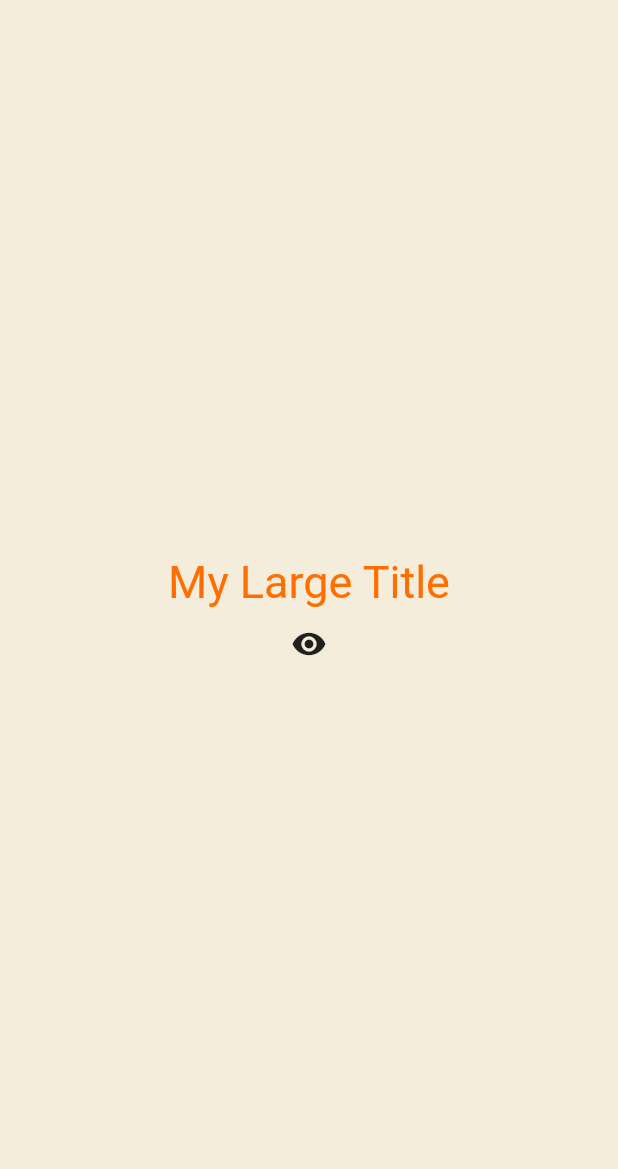
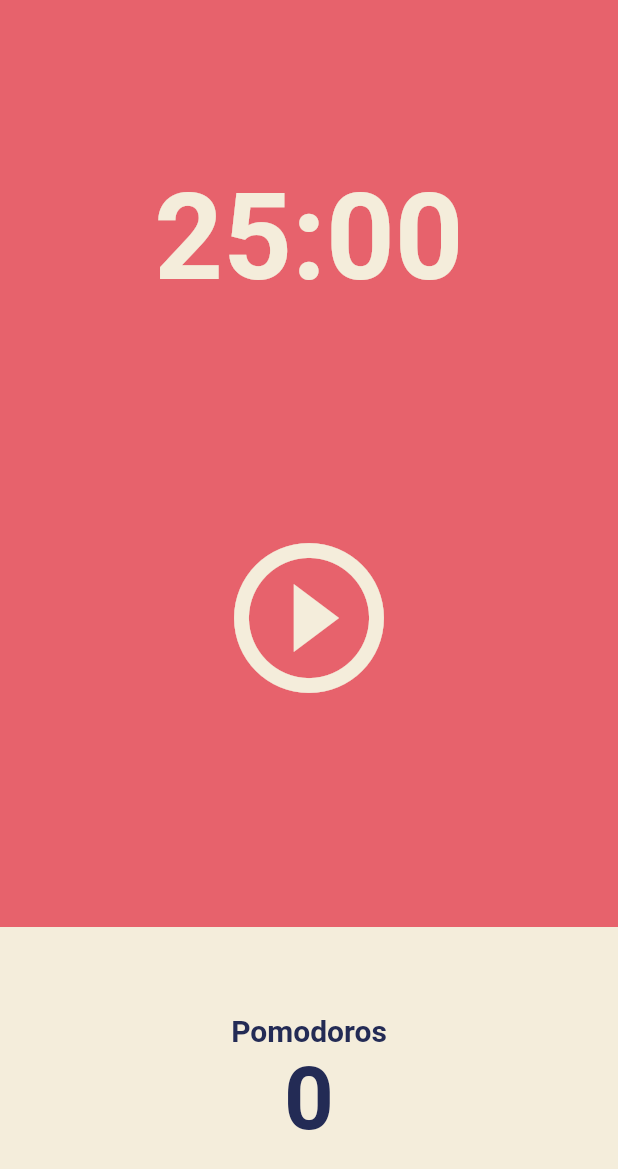
Before and after one commit to ikang9712/flutter-toonflix, a Flutter app: the screen it shows after launch, on a phone screen of 412 x 824 dp. Shown: the top 1169 px of the screen. Run offline on Flutter 3.47's test engine with Material 2 defaults, Android fonts, the phone set to English and light mode, and no system bars.

Commit message:
pomodoros homescreen UI complete.

```diff
--- a/lib/main.dart
+++ b/lib/main.dart
@@ -1,76 +1,24 @@
 import 'package:flutter/material.dart';
+import 'package:toonflix/screens/home_screen.dart';
 
 void main() {
   runApp(App());
 }
 
-class App extends StatefulWidget {
-  @override
-  State<App> createState() => _AppState();
-}
-
-class _AppState extends State<App> {
-  bool showTitle = true;
-  void toggleTitle() {
-    setState(() {
-      showTitle = !showTitle;
-    });
-  }
-
+class App extends StatelessWidget {
   @override
   Widget build(BuildContext context) {
     return MaterialApp(
-        theme: ThemeData(
-          textTheme: TextTheme(
-            titleLarge: TextStyle(
-              color: Colors.amber.shade900,
-            ),
+      theme: ThemeData(
+        backgroundColor: const Color(0xFFE7626C),
+        textTheme: const TextTheme(
+          headline1: TextStyle(
+            color: Color(0xFF232B55),
           ),
         ),
-        home: Scaffold(
-          backgroundColor: const Color(0xFFF4EDDB),
-          body: Center(
-            child:
-                Column(mainAxisAlignment: MainAxisAlignment.center, children: [
-              showTitle ? const MyLargeTitle() : const Text('nothing'),
-              IconButton(
-                  onPressed: toggleTitle,
-                  icon: const Icon(Icons.remove_red_eye_rounded))
-            ]),
-          ),
-        ));
-  }
-}
-
-class MyLargeTitle extends StatefulWidget {
-  const MyLargeTitle({
-    Key? key,
-  }) : super(key: key);
-
-  @override
-  State<MyLargeTitle> createState() => _MyLargeTitleState();
-}
-
-class _MyLargeTitleState extends State<MyLargeTitle> {
-  @override
-  void initState() {
-    //initialize some data that depend on parent's data
-    super.initState();
-  }
-
-  @override
-  void dispose() {
-    super.dispose();
-  }
-
-  @override
-  Widget build(BuildContext context) {
-    return Text(
-      'My Large Title',
-      style: TextStyle(
-        fontSize: 30,
-        color: Theme.of(context).textTheme.titleLarge?.color,
+        cardColor: const Color(0xFFF4EDDB),
       ),
+      home: const HomeScreen(),
     );
   }
 }
--- /dev/null
+++ b/lib/screens/home_screen.dart
@@ -0,0 +1,80 @@
+import 'package:flutter/material.dart';
+
+class HomeScreen extends StatefulWidget {
+  const HomeScreen({Key? key}) : super(key: key);
+
+  @override
+  _HomeScreenState createState() => _HomeScreenState();
+}
+
+class _HomeScreenState extends State<HomeScreen> {
+  @override
+  Widget build(BuildContext context) {
+    return Scaffold(
+      backgroundColor: Theme.of(context).backgroundColor,
+      body: Column(
+        children: [
+          Flexible(
+            flex: 1,
+            child: Container(
+              alignment: Alignment.bottomCenter,
+              child: Text(
+                '25:00',
+                style: TextStyle(
+                  color: Theme.of(context).cardColor,
+                  fontSize: 80,
+                  fontWeight: FontWeight.w600,
+                ),
+              ),
+            ),
+          ),
+          Flexible(
+            flex: 2,
+            child: Center(
+              child: IconButton(
+                iconSize: 120,
+                color: Theme.of(context).cardColor,
+                onPressed: () {},
+                icon: const Icon(Icons.play_circle_outline),
+              ),
+            ),
+          ),
+          Flexible(
+            flex: 1,
+            child: Row(
+              children: [
+                Expanded(
+                  child: Container(
+                    decoration:
+                        BoxDecoration(color: Theme.of(context).cardColor),
+                    child: Column(
+                      mainAxisAlignment: MainAxisAlignment.center,
+                      children: [
+                        Text(
+                          'Pomodoros',
+                          style: TextStyle(
+                            fontSize: 20,
+                            color: Theme.of(context).textTheme.headline1!.color,
+                            fontWeight: FontWeight.w600,
+                          ),
+                        ),
+                        Text(
+                          '0',
+                          style: TextStyle(
+                            fontSize: 58,
+                            color: Theme.of(context).textTheme.headline1!.color,
+                            fontWeight: FontWeight.w600,
+                          ),
+                        ),
+                      ],
+                    ),
+                  ),
+                ),
+              ],
+            ),
+          ),
+        ],
+      ),
+    );
+  }
+}
```
